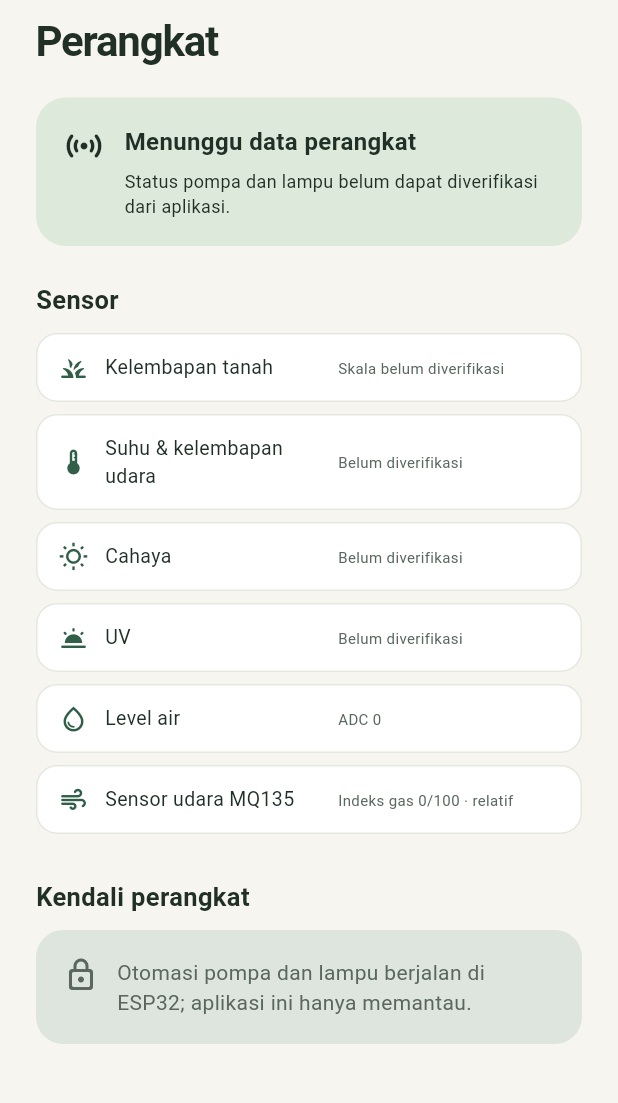
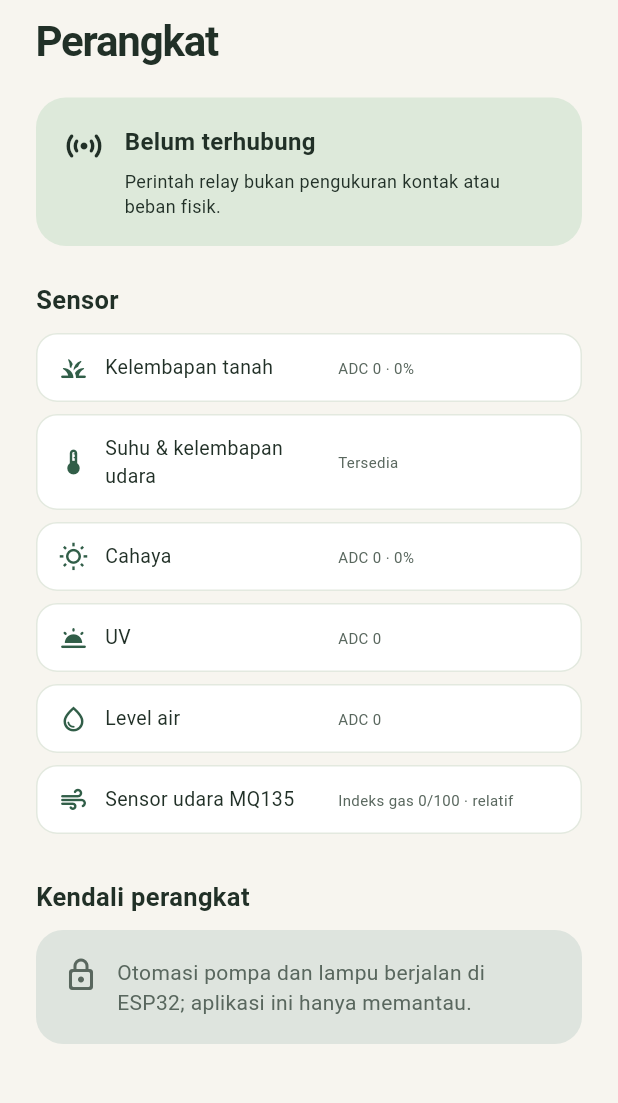
Before and after one commit to Xavier1508/Smart-Planter-IoT, a Flutter app: the DevicesPage widget shown alone on an empty page, opened directly with empty values, on a phone screen of 412 x 824 dp, the part 57-1160 px from its top. Run offline on Flutter 3.47's test engine with Material 3 defaults, Android fonts, the phone set to English and light mode, and no system bars; our stand-ins replace supabase_flutter; missing offline and left inert: flutter_scene; accounts and stored records are empty.

Commit message:
Fix relay and LDR behavior, clarify device status
Invert the LDR calibration for the user's module (dark 0, bright 2360), add pump hysteresis below 1000 and off at 1200 with a five-minute soak after a runtime stop, show dynamic connection status on the Devices page, and support pull-to-refresh. Use a fixed local-only AP password from an ignored header so the phone reconnects automatically. Bump the app to 0.3.10+15.

```diff
--- a/mobile/lib/src/dashboard.dart
+++ b/mobile/lib/src/dashboard.dart
@@ -126,6 +126,15 @@ class _DashboardState extends State<Dashboard> {
   void _disconnectLocalWifi() {
     _localWifi.disconnect();
     setState(() => _useLocalWifi = false);
+  }
+
+  Future<void> _refresh() async {
+    if (_useLocalWifi) {
+      await _localWifi.connect();
+    } else if (widget.telemetry == null && _serialSnapshot == null) {
+      _listenToTelemetry();
+    }
+    if (mounted) setState(() {});
   }
 
   void _listenToTelemetry() {
@@ -281,9 +290,14 @@ class _DashboardState extends State<Dashboard> {
             automaticSky: widget.appearance.sky == SkyChoice.automatic,
             selectedSky: widget.appearance.sky,
             onSkyChanged: widget.onSkyChanged,
+            onRefresh: _refresh,
           ),
           1 => const JournalPage(),
-          2 => DevicesPage(state: state),
+          2 => DevicesPage(
+            state: state,
+            localSelected: _useLocalWifi,
+            localStatus: _localWifi.status,
+          ),
           _ => _SettingsPage(
             cloudSettings: widget.cloudSettings,
             serialMessage: _serialMessage,
@@ -346,6 +360,7 @@ class _Home extends StatelessWidget {
     required this.automaticSky,
     required this.selectedSky,
     required this.onSkyChanged,
+    required this.onRefresh,
   });
 
   final PlantState state;
@@ -359,6 +374,7 @@ class _Home extends StatelessWidget {
   final bool automaticSky;
   final SkyChoice selectedSky;
   final ValueChanged<SkyChoice> onSkyChanged;
+  final Future<void> Function() onRefresh;
 
   String _percent(int? value) => value == null ? '—' : '$value%';
 
@@ -379,7 +395,10 @@ class _Home extends StatelessWidget {
     final transition = MediaQuery.disableAnimationsOf(context)
         ? Duration.zero
         : const Duration(milliseconds: 1200);
-    return CustomScrollView(
+    return RefreshIndicator(
+      onRefresh: onRefresh,
+      child: CustomScrollView(
+        physics: const AlwaysScrollableScrollPhysics(),
         slivers: [
           SliverPadding(
             padding: const EdgeInsets.fromLTRB(22, 20, 22, 30),
@@ -700,6 +719,7 @@ class _Home extends StatelessWidget {
             ),
           ),
         ],
+      ),
     );
   }
 }
--- a/mobile/lib/src/devices_page.dart
+++ b/mobile/lib/src/devices_page.dart
@@ -1,17 +1,37 @@
 import 'package:flutter/material.dart';
 
+import 'local_wifi.dart';
 import 'moss_app.dart';
 import 'plant_state.dart';
 
 /// Displays sensor availability and requested firmware commands; read-only.
 class DevicesPage extends StatelessWidget {
-  const DevicesPage({super.key, required this.state});
+  const DevicesPage({
+    super.key,
+    required this.state,
+    this.localSelected = false,
+    this.localStatus = LocalWifiStatus.disconnected,
+  });
   final PlantState state;
+  final bool localSelected;
+  final LocalWifiStatus localStatus;
 
   @override
   Widget build(BuildContext context) {
-    String status(bool available) =>
-        available ? 'Belum diverifikasi' : 'Belum ada data';
+    String status(bool available) => available ? 'Tersedia' : 'Belum ada data';
+    final connected =
+        localSelected &&
+        (localStatus == LocalWifiStatus.live ||
+            localStatus == LocalWifiStatus.waiting);
+    final connectionTitle = state.isSerialSnapshot
+        ? 'Data serial tersimpan'
+        : state.isLive && state.hasSensorData
+        ? 'Sudah terhubung'
+        : localSelected && localStatus == LocalWifiStatus.connecting
+        ? 'Menghubungkan…'
+        : connected
+        ? 'Sudah terhubung, belum ada data'
+        : 'Belum terhubung';
 
     return ListView(
       padding: const EdgeInsets.fromLTRB(24, 24, 24, 32),
@@ -55,11 +75,7 @@ class DevicesPage extends StatelessWidget {
                   crossAxisAlignment: CrossAxisAlignment.start,
                   children: [
                     Text(
-                      state.isLive
-                          ? 'Data sensor tersedia'
-                          : state.isSerialSnapshot
-                          ? 'Data serial tersimpan'
-                          : 'Menunggu data perangkat',
+                      connectionTitle,
                       style: TextStyle(
                         fontSize: 16,
                         fontWeight: FontWeight.w700,
@@ -68,7 +84,7 @@ class DevicesPage extends StatelessWidget {
                     ),
                     const SizedBox(height: 6),
                     Text(
-                      'Status pompa dan lampu belum dapat diverifikasi dari aplikasi.',
+                      'Perintah relay bukan pengukuran kontak atau beban fisik.',
                       style: TextStyle(
                         fontSize: 12,
                         height: 1.4,
@@ -90,12 +106,10 @@ class DevicesPage extends StatelessWidget {
         _SensorRow(
           icon: Icons.grass_rounded,
           name: 'Kelembapan tanah',
-          status: state.soilPercent != null
-              ? 'Skala belum diverifikasi'
+          status: state.soilPercent != null && state.soilAdc != null
+              ? 'ADC ${state.soilAdc} · ${state.soilPercent}%'
               : state.soilAdc != null
-              ? state.soilAdc == 0
-                    ? 'Sinyal tidak valid · ADC 0'
-                    : 'Belum terbaca · ADC ${state.soilAdc}'
+              ? 'Belum ada data · ADC ${state.soilAdc}'
               : 'Belum ada data',
         ),
         _SensorRow(
@@ -108,14 +122,18 @@ class DevicesPage extends StatelessWidget {
         _SensorRow(
           icon: Icons.wb_sunny_outlined,
           name: 'Cahaya',
-          status: status(state.lightPercent != null),
+          status: state.lightPercent != null && state.lightAdc != null
+              ? 'ADC ${state.lightAdc} · ${state.lightPercent}%'
+              : status(state.lightPercent != null),
         ),
         _SensorRow(
           icon: Icons.wb_twilight_rounded,
           name: 'UV',
-          status: state.uvIndex == null && state.uvAdc == null
-              ? 'Belum ada data'
-              : 'Belum diverifikasi',
+          status: state.uvAdc != null
+              ? 'ADC ${state.uvAdc}'
+              : state.uvIndex != null
+              ? 'Tersedia'
+              : 'Belum ada data',
         ),
         _SensorRow(
           icon: Icons.water_drop_outlined,
@@ -133,7 +151,7 @@ class DevicesPage extends StatelessWidget {
               ? 'ADC ${state.mqAdc} · indeks belum tersedia'
               : state.mqDigital == null
               ? 'Belum tersedia'
-              : 'Digital ${state.mqDigital} · bukan ppm',
+              : 'Digital ${state.mqDigital}',
         ),
         if (state.isSerialSnapshot &&
             (state.pumpRulePreview != null ||
@@ -146,8 +164,8 @@ class DevicesPage extends StatelessWidget {
           ),
           const SizedBox(height: 8),
           const Text(
-            'Perhitungan dari snapshot dan skala relatif belum diverifikasi; '
-            'bukan perintah, status relay, atau notifikasi live.',
+            'Perhitungan dari snapshot; bukan perintah, status relay, '
+            'atau notifikasi live.',
           ),
           const SizedBox(height: 8),
           Text(
@@ -235,6 +253,7 @@ class DevicesPage extends StatelessWidget {
     'soil_dry' => 'tanah di bawah batas nyala',
     'watering' => 'siklus penyiraman berjalan',
     'cooldown' => 'jeda antarsiklus',
+    'dry_confirm' => 'menunggu tanah kering terkonfirmasi',
     'water_low' => 'air di bawah batas relatif',
     'water_unavailable' => 'data air belum tersedia',
     'soil_unverified' => 'skala tanah belum diizinkan',
--- a/mobile/lib/src/plant_telemetry.dart
+++ b/mobile/lib/src/plant_telemetry.dart
@@ -278,6 +278,7 @@ class SerialSensorSnapshot {
                 'soil_dry',
                 'watering',
                 'cooldown',
+                'dry_confirm',
                 'water_low',
                 'water_unavailable',
                 'soil_unverified',
```
Also changed, not shown: 6 other files. Lines whose indentation alone changed are shown as unchanged.
